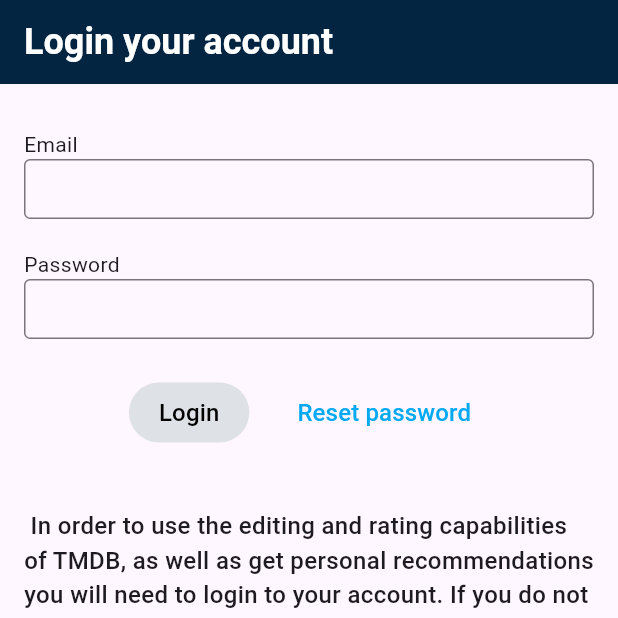
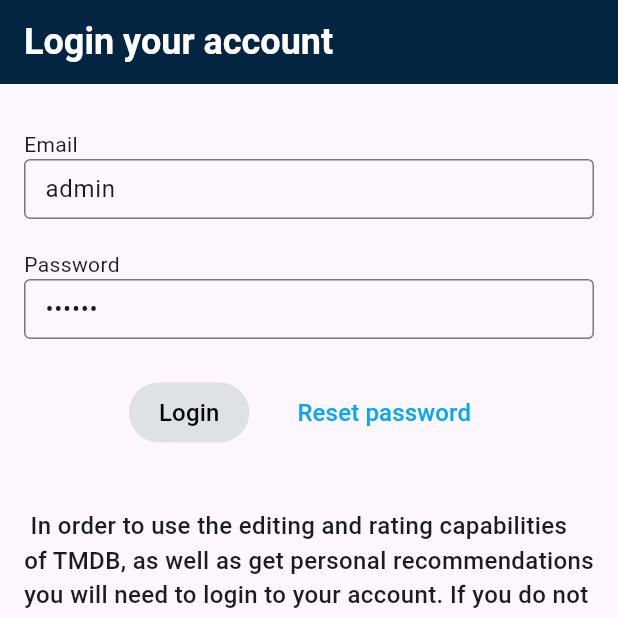
Before and after one commit to M1seryy/flutter_tmdb, a Flutter app: the screen it shows after launch, on a phone screen of 412 x 824 dp, the top half of it. Run offline on Flutter 3.47's test engine with Material 3 defaults, Android fonts, the phone set to English and light mode, and no system bars.

```diff
--- a/lib/main.dart
+++ b/lib/main.dart
@@ -1,4 +1,5 @@
 import 'package:flutter/material.dart';
+import 'package:movie_tmdb/screens/appColors.dart';
 import 'package:movie_tmdb/screens/mainScreen.dart';
 import 'package:movie_tmdb/widgets/authLogin.dart';
 
@@ -15,10 +16,40 @@ class MyApp extends StatelessWidget {
     return MaterialApp(
       title: 'Flutter Demo',
       theme: ThemeData(
-        appBarTheme:
-            const AppBarTheme(backgroundColor: Color.fromRGBO(3, 37, 65, 1)),
-      ),
-      routes: {'/': (context) => Authlogin(), "/main": (context) => MainScreen()},
+          appBarTheme: const AppBarTheme(
+            backgroundColor: Appcolors.dartBlue,
+          ),
+          bottomNavigationBarTheme: const BottomNavigationBarThemeData(
+              backgroundColor: Appcolors.dartBlue,
+              unselectedItemColor: Colors.white,
+              selectedItemColor: Colors.lightBlue),
+          iconTheme: const IconThemeData(color: Colors.white)),
+      routes: {
+        '/': (context) => const Authlogin(),
+        "/main": (context) => const MainScreen()
+      },
+      onGenerateRoute: (RouteSettings settings) {
+        return MaterialPageRoute<void>(builder: (context) {
+          return Scaffold(
+            appBar: AppBar(
+              iconTheme: const IconThemeData(color: Colors.white),
+              title: const Text(
+                "Error",
+                style: TextStyle(
+                    color: Colors.white,
+                    fontSize: 20,
+                    fontWeight: FontWeight.w600),
+              ),
+            ),
+            body: const Center(
+              child: Text(
+                "404 Page not found",
+                style: TextStyle(fontSize: 25, fontWeight: FontWeight.w600),
+              ),
+            ),
+          );
+        });
+      },
       initialRoute: "/",
     );
   }
--- /dev/null
+++ b/lib/screens/appColors.dart
@@ -0,0 +1,5 @@
+import 'package:flutter/material.dart';
+
+abstract class Appcolors {
+  static const dartBlue = Color.fromRGBO(3, 37, 65, 1);
+}
--- a/lib/widgets/authLogin.dart
+++ b/lib/widgets/authLogin.dart
@@ -40,9 +40,9 @@ class _AuthInputs extends StatefulWidget {
 }
 
 class _AuthInputsState extends State<_AuthInputs> {
-  final _emailController = TextEditingController();
+  final _emailController = TextEditingController(text: "admin");
 
-  final _passwordController = TextEditingController();
+  final _passwordController = TextEditingController(text: "123456");
   String? errorAuth;
 
   final inputStyle = const InputDecoration(
```
Also changed, not shown: lib/screens/mainScreen.dart (+35 -2 lines), lib/widgets/movieList.dart (added, +25 -0 lines).
